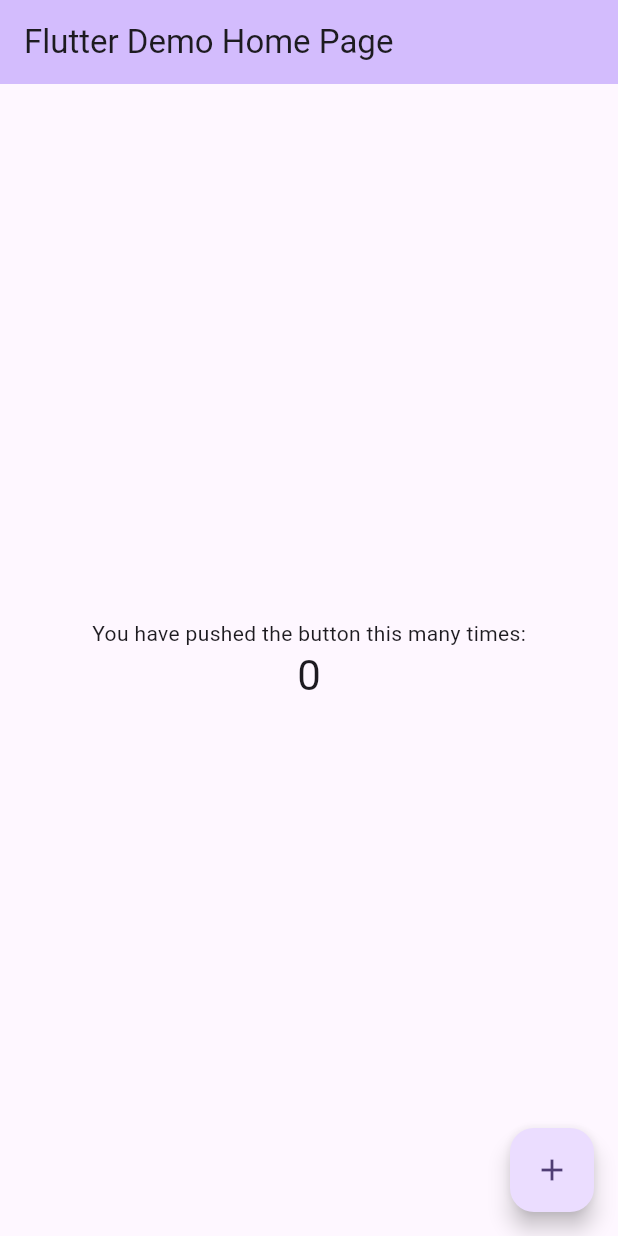
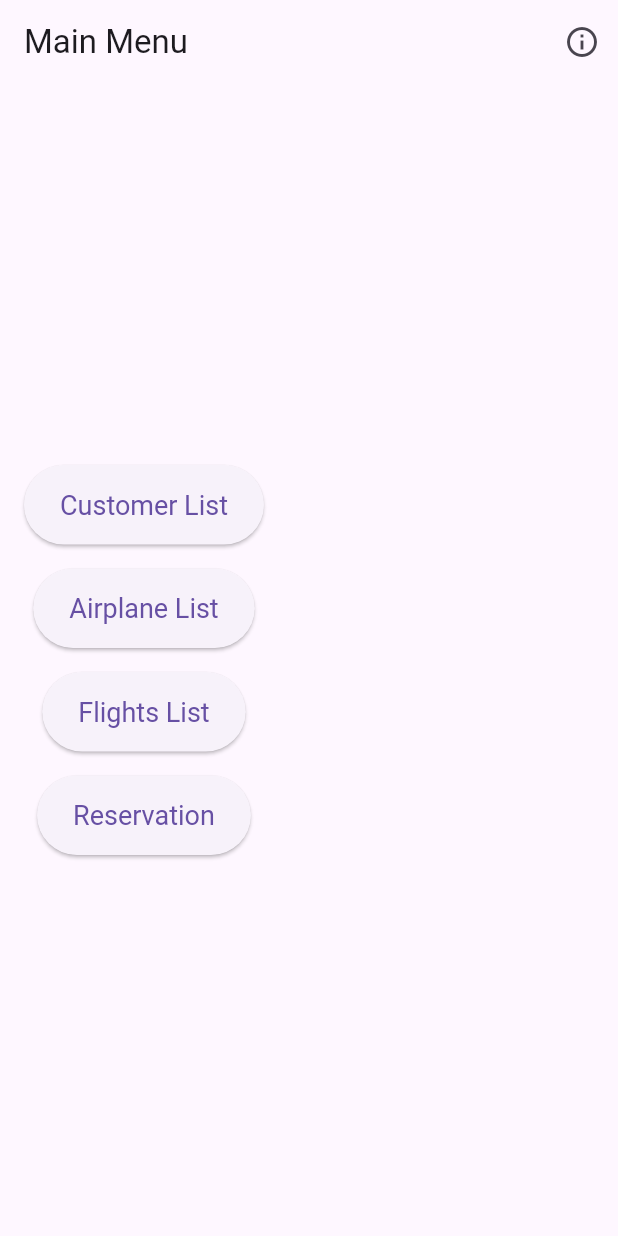
Before and after one commit to Tasniim27/new, a Flutter app: the screen it shows after launch, on a phone screen of 412 x 824 dp. Run offline on Flutter 3.47's test engine with Material 3 defaults, Android fonts, the phone set to English and light mode, and no system bars.

Commit message:
Initial commit

```diff
--- /dev/null
+++ b/lib/airplane_list_page.dart
@@ -0,0 +1,15 @@
+import 'package:flutter/material.dart';
+
+class AirplaneListPage extends StatelessWidget {
+  @override
+  Widget build(BuildContext context) {
+    return Scaffold(
+      appBar: AppBar(
+        title: Text('Airplane List'),
+      ),
+      body: Center(
+        child: Text('Airplane List Page'),
+      ),
+    );
+  }
+}
--- /dev/null
+++ b/lib/customer_list_page.dart
@@ -0,0 +1,15 @@
+import 'package:flutter/material.dart';
+
+class CustomerListPage extends StatelessWidget {
+  @override
+  Widget build(BuildContext context) {
+    return Scaffold(
+      appBar: AppBar(
+        title: Text('Customer List'),
+      ),
+      body: Center(
+        child: Text('Customer List Page'),
+      ),
+    );
+  }
+}
--- /dev/null
+++ b/lib/flights_list_page.dart
@@ -0,0 +1,15 @@
+import 'package:flutter/material.dart';
+
+class FlightsListPage extends StatelessWidget {
+  @override
+  Widget build(BuildContext context) {
+    return Scaffold(
+      appBar: AppBar(
+        title: Text('Flights List'),
+      ),
+      body: Center(
+        child: Text('Flights List Page'),
+      ),
+    );
+  }
+}
--- a/lib/main.dart
+++ b/lib/main.dart
@@ -1,125 +1,29 @@
 import 'package:flutter/material.dart';
+import 'main_page.dart'; // Import the main page
+import 'customer_list_page.dart'; // Import other pages
+import 'airplane_list_page.dart';
+import 'flights_list_page.dart';
+import 'reservation_page.dart';
 
 void main() {
-  runApp(const MyApp());
+  runApp(MyApp());
 }
 
 class MyApp extends StatelessWidget {
-  const MyApp({super.key});
-
-  // This widget is the root of your application.
   @override
   Widget build(BuildContext context) {
     return MaterialApp(
       title: 'Flutter Demo',
       theme: ThemeData(
-        // This is the theme of your application.
-        //
-        // TRY THIS: Try running your application with "flutter run". You'll see
-        // the application has a purple toolbar. Then, without quitting the app,
-        // try changing the seedColor in the colorScheme below to Colors.green
-        // and then invoke "hot reload" (save your changes or press the "hot
-        // reload" button in a Flutter-supported IDE, or press "r" if you used
-        // the command line to start the app).
-        //
-        // Notice that the counter didn't reset back to zero; the application
-        // state is not lost during the reload. To reset the state, use hot
-        // restart instead.
-        //
-        // This works for code too, not just values: Most code changes can be
-        // tested with just a hot reload.
-        colorScheme: ColorScheme.fromSeed(seedColor: Colors.deepPurple),
-        useMaterial3: true,
+        primarySwatch: Colors.blue,
       ),
-      home: const MyHomePage(title: 'Flutter Demo Home Page'),
+      home: MainPage(),
+      routes: {
+        '/customerList': (context) => CustomerListPage(),
+        '/airplaneList': (context) => AirplaneListPage(),
+        '/flightsList': (context) => FlightsListPage(),
+        '/reservation': (context) => ReservationPage(),
+      },
     );
   }
 }
-
-class MyHomePage extends StatefulWidget {
-  const MyHomePage({super.key, required this.title});
-
-  // This widget is the home page of your application. It is stateful, meaning
-  // that it has a State object (defined below) that contains fields that affect
-  // how it looks.
-
-  // This class is the configuration for the state. It holds the values (in this
-  // case the title) provided by the parent (in this case the App widget) and
-  // used by the build method of the State. Fields in a Widget subclass are
-  // always marked "final".
-
-  final String title;
-
-  @override
-  State<MyHomePage> createState() => _MyHomePageState();
-}
-
-class _MyHomePageState extends State<MyHomePage> {
-  int _counter = 0;
-
-  void _incrementCounter() {
-    setState(() {
-      // This call to setState tells the Flutter framework that something has
-      // changed in this State, which causes it to rerun the build method below
-      // so that the display can reflect the updated values. If we changed
-      // _counter without calling setState(), then the build method would not be
-      // called again, and so nothing would appear to happen.
-      _counter++;
-    });
-  }
-
-  @override
-  Widget build(BuildContext context) {
-    // This method is rerun every time setState is called, for instance as done
-    // by the _incrementCounter method above.
-    //
-    // The Flutter framework has been optimized to make rerunning build methods
-    // fast, so that you can just rebuild anything that needs updating rather
-    // than having to individually change instances of widgets.
-    return Scaffold(
-      appBar: AppBar(
-        // TRY THIS: Try changing the color here to a specific color (to
-        // Colors.amber, perhaps?) and trigger a hot reload to see the AppBar
-        // change color while the other colors stay the same.
-        backgroundColor: Theme.of(context).colorScheme.inversePrimary,
-        // Here we take the value from the MyHomePage object that was created by
-        // the App.build method, and use it to set our appbar title.
-        title: Text(widget.title),
-      ),
-      body: Center(
-        // Center is a layout widget. It takes a single child and positions it
-        // in the middle of the parent.
-        child: Column(
-          // Column is also a layout widget. It takes a list of children and
-          // arranges them vertically. By default, it sizes itself to fit its
-          // children horizontally, and tries to be as tall as its parent.
-          //
-          // Column has various properties to control how it sizes itself and
-          // how it positions its children. Here we use mainAxisAlignment to
-          // center the children vertically; the main axis here is the vertical
-          // axis because Columns are vertical (the cross axis would be
-          // horizontal).
-          //
-          // TRY THIS: Invoke "debug painting" (choose the "Toggle Debug Paint"
-          // action in the IDE, or press "p" in the console), to see the
-          // wireframe for each widget.
-          mainAxisAlignment: MainAxisAlignment.center,
-          children: <Widget>[
-            const Text(
-              'You have pushed the button this many times:',
-            ),
-            Text(
-              '$_counter',
-              style: Theme.of(context).textTheme.headlineMedium,
-            ),
-          ],
-        ),
-      ),
-      floatingActionButton: FloatingActionButton(
-        onPressed: _incrementCounter,
-        tooltip: 'Increment',
-        child: const Icon(Icons.add),
-      ), // This trailing comma makes auto-formatting nicer for build methods.
-    );
-  }
-}
--- /dev/null
+++ b/lib/main_page.dart
@@ -0,0 +1,66 @@
+import 'package:flutter/material.dart';
+
+class MainPage extends StatelessWidget {
+  @override
+  Widget build(BuildContext context) {
+    return Scaffold(
+      appBar: AppBar(
+        title: Text('Main Menu'),
+        actions: [
+          IconButton(
+            icon: Icon(Icons.info_outline),
+            onPressed: () => _showInstructionsDialog(context),
+          ),
+        ],
+      ),
+      body: Padding(
+        padding: EdgeInsets.all(16.0),
+        child: Column(
+          mainAxisAlignment: MainAxisAlignment.center,
+          children: <Widget>[
+            _buildNavigationButton(context, 'Customer List', '/customerList'),
+            _buildNavigationButton(context, 'Airplane List', '/airplaneList'),
+            _buildNavigationButton(context, 'Flights List', '/flightsList'),
+            _buildNavigationButton(context, 'Reservation', '/reservation'),
+          ],
+        ),
+      ),
+    );
+  }
+
+  Widget _buildNavigationButton(BuildContext context, String text, String route) {
+    return Padding(
+      padding: const EdgeInsets.symmetric(vertical: 8.0),
+      child: ElevatedButton(
+        onPressed: () {
+          Navigator.pushNamed(context, route);
+        },
+        child: Text(text),
+        style: ElevatedButton.styleFrom(
+          padding: EdgeInsets.symmetric(vertical: 16.0, horizontal: 24.0),
+          textStyle: TextStyle(fontSize: 18),
+        ),
+      ),
+    );
+  }
+
+  void _showInstructionsDialog(BuildContext context) {
+    showDialog(
+      context: context,
+      builder: (BuildContext context) {
+        return AlertDialog(
+          title: Text('Instructions'),
+          content: Text('Use the buttons to navigate to different sections of the application.'),
+          actions: [
+            TextButton(
+              child: Text('OK'),
+              onPressed: () {
+                Navigator.of(context).pop();
+              },
+            ),
+          ],
+        );
+      },
+    );
+  }
+}
--- /dev/null
+++ b/lib/reservation_page.dart
@@ -0,0 +1,15 @@
+import 'package:flutter/material.dart';
+
+class ReservationPage extends StatelessWidget {
+  @override
+  Widget build(BuildContext context) {
+    return Scaffold(
+      appBar: AppBar(
+        title: Text('Reservation Page'),
+      ),
+      body: Center(
+        child: Text('Reservation Page'),
+      ),
+    );
+  }
+}
```
